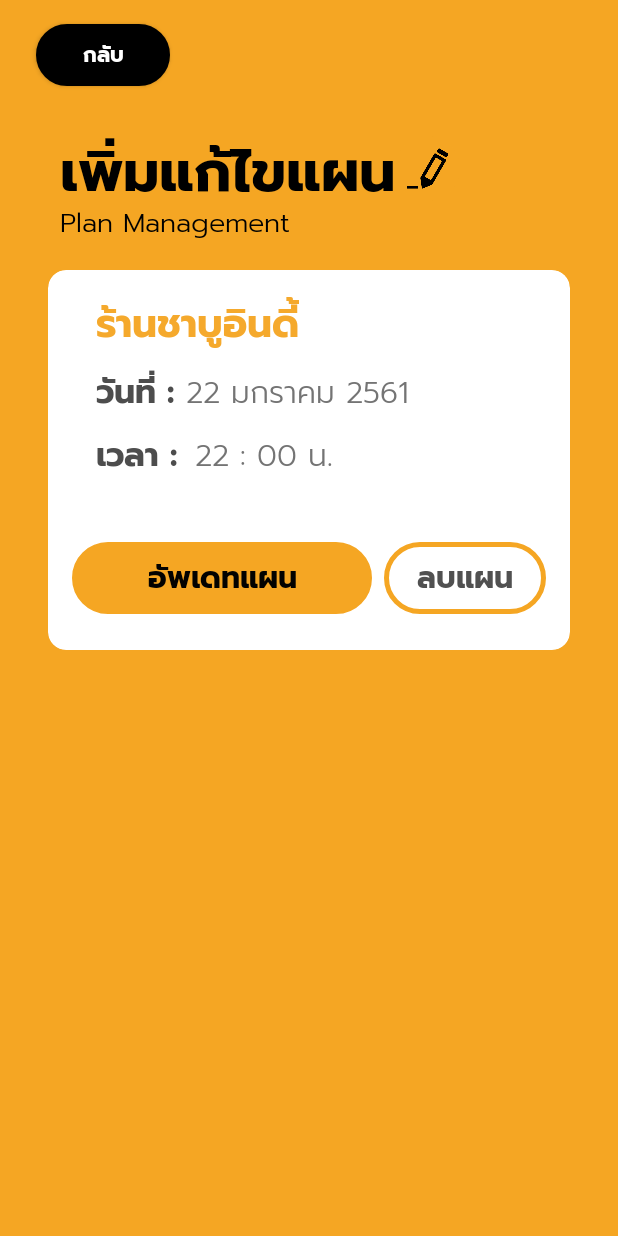
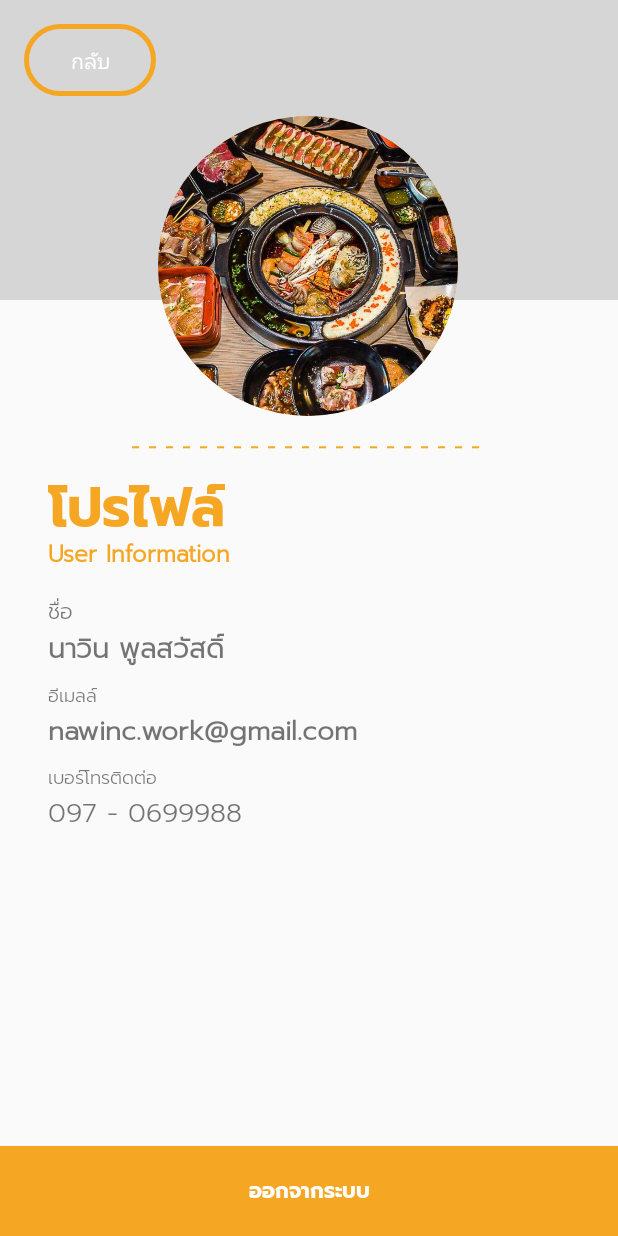
Before and after one commit to nawinest/Android-finalproject, an Android app: the screen it shows after launch (MainActivity), on a phone screen of 412 x 824 dp. Run offline under Robolectric (Android 15) with nearby library versions, the phone set to English and light mode, and no system bars; Roboto replaces fonts that are not available here.

Commit message:
finished profile.xml

```diff
--- a/FindBuffet/app/build.gradle
+++ b/FindBuffet/app/build.gradle
@@ -19,6 +19,7 @@ android {
 }
 
 dependencies {
+
     implementation fileTree(dir: 'libs', include: ['*.jar'])
     implementation 'com.android.support:appcompat-v7:28.0.0'
     implementation 'com.android.support.constraint:constraint-layout:1.1.3'
@@ -26,4 +27,5 @@ dependencies {
     androidTestImplementation 'com.android.support.test:runner:1.0.2'
     androidTestImplementation 'com.android.support.test.espresso:espresso-core:3.0.2'
     implementation 'com.android.support:cardview-v7:28.0.0'
+    implementation 'com.google.android.gms:play-services-maps:16.0.0'
 }
--- a/FindBuffet/app/src/main/java/com/nawinc27/mac/findbuffet/MainActivity.java
+++ b/FindBuffet/app/src/main/java/com/nawinc27/mac/findbuffet/MainActivity.java
@@ -15,7 +15,7 @@ public class MainActivity extends AppCompatActivity {
         if (savedInstanceState == null) {
             getSupportFragmentManager()
                     .beginTransaction()
-                    .replace(R.id.main_view, new EditPlanFragment())
+                    .replace(R.id.main_view, new ProfileFragment())
                     .addToBackStack(null)
                     .commit();
         }
--- /dev/null
+++ b/FindBuffet/app/src/main/java/com/nawinc27/mac/findbuffet/ProfileFragment.java
@@ -0,0 +1,28 @@
+package com.nawinc27.mac.findbuffet;
+
+import android.os.Build;
+import android.os.Bundle;
+import android.support.annotation.NonNull;
+import android.support.annotation.Nullable;
+import android.support.v4.app.Fragment;
+import android.view.LayoutInflater;
+import android.view.View;
+import android.view.ViewGroup;
+import android.widget.ImageView;
+
+public class ProfileFragment extends Fragment {
+    @Nullable
+    @Override
+    public View onCreateView(@NonNull LayoutInflater inflater, @Nullable ViewGroup container, @Nullable Bundle savedInstanceState) {
+        return inflater.inflate(R.layout.fragment_profile , container , false);
+    }
+
+    @Override
+    public void onActivityCreated(@Nullable Bundle savedInstanceState) {
+        super.onActivityCreated(savedInstanceState);
+        ImageView img_pro = (ImageView) getActivity().findViewById(R.id.img_profile);
+        if (Build.VERSION.SDK_INT >= Build.VERSION_CODES.LOLLIPOP) {
+            img_pro.setClipToOutline(true);
+        }
+    }
+}
--- /dev/null
+++ b/FindBuffet/app/src/main/res/drawable/round_outline_profile.xml
@@ -0,0 +1,7 @@
+<?xml version="1.0" encoding="utf-8"?>
+<shape xmlns:android="http://schemas.android.com/apk/res/android"
+    android:shape="rectangle">
+    <stroke android:width="10px" android:color="@color/colorPrimaryDark" />
+    <corners android:radius="200dp" />
+    ...
+</shape>
--- /dev/null
+++ b/FindBuffet/app/src/main/res/layout/fragment_profile.xml
@@ -0,0 +1,179 @@
+<?xml version="1.0" encoding="utf-8"?>
+<android.support.constraint.ConstraintLayout
+    xmlns:android="http://schemas.android.com/apk/res/android"
+    xmlns:app="http://schemas.android.com/apk/res-auto"
+    xmlns:tools="http://schemas.android.com/tools"
+    android:layout_width="match_parent"
+    android:layout_height="match_parent"
+    tools:context=".MainActivity">
+
+    <ImageView
+        android:id="@+id/profile_banner"
+        android:layout_width="0dp"
+        android:layout_height="200dp"
+        android:adjustViewBounds="true"
+        android:cropToPadding="true"
+        android:scaleType="centerCrop"
+        app:layout_constraintEnd_toEndOf="parent"
+        app:layout_constraintHorizontal_bias="0.0"
+        app:layout_constraintStart_toStartOf="parent"
+        app:layout_constraintTop_toTopOf="parent"
+        app:srcCompat="@drawable/bg_black_opa60" />
+
+    <ImageView
+        android:id="@+id/img_profile"
+        android:layout_width="200dp"
+        android:layout_height="200dp"
+        android:layout_marginTop="8dp"
+        android:layout_marginBottom="36dp"
+        android:adjustViewBounds="true"
+        android:background="@drawable/round_outline_profile"
+        android:cropToPadding="true"
+        android:scaleType="centerCrop"
+        app:layout_constraintBottom_toBottomOf="parent"
+        app:layout_constraintEnd_toEndOf="parent"
+        app:layout_constraintHorizontal_bias="0.498"
+        app:layout_constraintStart_toStartOf="parent"
+        app:layout_constraintTop_toTopOf="parent"
+        app:layout_constraintVertical_bias="0.120000005"
+        app:srcCompat="@drawable/buffet_1" />
+
+    <TextView
+        android:id="@+id/profile_textView"
+        android:layout_width="wrap_content"
+        android:layout_height="wrap_content"
+        android:layout_marginTop="80dp"
+        android:text="User Information"
+        android:textColor="@color/colorPrimaryDark"
+        android:textSize="15sp"
+        android:textStyle="bold"
+        app:fontFamily="@font/prompt_light"
+        app:layout_constraintStart_toStartOf="@+id/profile_textView3"
+        app:layout_constraintTop_toBottomOf="@+id/img_profile" />
+
+    <TextView
+        android:id="@+id/profile_textView6"
+        android:layout_width="wrap_content"
+        android:layout_height="wrap_content"
+        android:layout_marginStart="8dp"
+        android:layout_marginLeft="8dp"
+        android:layout_marginTop="10dp"
+        android:layout_marginEnd="8dp"
+        android:layout_marginRight="8dp"
+        android:text="- - - - - - - - - - - - - - - - - - - - - "
+        android:textColor="@color/colorPrimaryDark"
+        android:textSize="14sp"
+        android:textStyle="bold"
+        app:fontFamily="@font/prompt_light"
+        app:layout_constraintEnd_toEndOf="parent"
+        app:layout_constraintStart_toStartOf="parent"
+        app:layout_constraintTop_toBottomOf="@+id/img_profile" />
+
+    <TextView
+        android:id="@+id/profile_textView3"
+        android:layout_width="wrap_content"
+        android:layout_height="62dp"
+        android:layout_marginStart="32dp"
+        android:layout_marginLeft="32dp"
+        android:layout_marginTop="2dp"
+        android:text="โปรไฟล์"
+        android:textColor="@color/colorPrimaryDark"
+        android:textSize="36sp"
+        android:textStyle="bold"
+        app:fontFamily="@font/prompt_bold"
+        app:layout_constraintStart_toStartOf="parent"
+        app:layout_constraintTop_toBottomOf="@+id/profile_textView6" />
+
+    <TextView
+        android:id="@+id/profile_textView2"
+        android:layout_width="wrap_content"
+        android:layout_height="wrap_content"
+        android:layout_marginTop="16dp"
+        android:text="ชื่อ"
+        android:textSize="14sp"
+        app:fontFamily="@font/prompt_light"
+        app:layout_constraintStart_toStartOf="@+id/profile_textView"
+        app:layout_constraintTop_toBottomOf="@+id/profile_textView" />
+
+    <TextView
+        android:id="@+id/profile_name"
+        android:layout_width="wrap_content"
+        android:layout_height="wrap_content"
+        android:text="นาวิน พูลสวัสดิ์"
+        android:textSize="18sp"
+        android:textStyle="bold"
+        app:fontFamily="@font/prompt_light"
+        app:layout_constraintStart_toStartOf="@+id/profile_textView2"
+        app:layout_constraintTop_toBottomOf="@+id/profile_textView2" />
+
+    <TextView
+        android:id="@+id/profile_textView4"
+        android:layout_width="wrap_content"
+        android:layout_height="wrap_content"
+        android:layout_marginTop="8dp"
+        android:text="อีเมลล์"
+        android:textSize="12sp"
+        app:fontFamily="@font/prompt_light"
+        app:layout_constraintStart_toStartOf="@+id/profile_name"
+        app:layout_constraintTop_toBottomOf="@+id/profile_name" />
+
+    <TextView
+        android:id="@+id/profile_email"
+        android:layout_width="wrap_content"
+        android:layout_height="wrap_content"
+        android:text="nawinc.work@gmail.com"
+        android:textSize="18sp"
+        android:textStyle="bold"
+        app:fontFamily="@font/prompt_light"
+        app:layout_constraintStart_toStartOf="@+id/profile_textView4"
+        app:layout_constraintTop_toBottomOf="@+id/profile_textView4" />
+
+    <TextView
+        android:id="@+id/prifile_textview6"
+        android:layout_width="wrap_content"
+        android:layout_height="wrap_content"
+        android:layout_marginTop="8dp"
+        android:text="เบอร์โทรติดต่อ"
+        android:textSize="12sp"
+        app:fontFamily="@font/prompt_light"
+        app:layout_constraintStart_toStartOf="@+id/profile_email"
+        app:layout_constraintTop_toBottomOf="@+id/profile_email" />
+
+    <TextView
+        android:id="@+id/profile_phone_number"
+        android:layout_width="wrap_content"
+        android:layout_height="wrap_content"
+        android:text="097 - 0699988"
+        android:textSize="18sp"
+        app:fontFamily="@font/prompt_light"
+        app:layout_constraintStart_toStartOf="@+id/prifile_textview6"
+        app:layout_constraintTop_toBottomOf="@+id/prifile_textview6" />
+
+
+
+    <Button
+        android:id="@+id/profile_back_button"
+        android:layout_width="wrap_content"
+        android:layout_height="wrap_content"
+        android:textColor="@color/colorWhite"
+        android:layout_marginStart="16dp"
+        android:layout_marginLeft="16dp"
+        android:layout_marginTop="16dp"
+        android:background="@drawable/radius_border_yellow_solid"
+        android:text="กลับ"
+        app:layout_constraintStart_toStartOf="parent"
+        app:layout_constraintTop_toTopOf="parent" />
+
+    <Button
+        android:id="@+id/profile_signout_button"
+        android:layout_width="0dp"
+        android:layout_height="60dp"
+        android:background="@color/colorPrimaryDark"
+        android:fontFamily="@font/prompt_bold"
+        android:text="ออกจากระบบ"
+        android:textColor="@color/colorWhite"
+        app:layout_constraintBottom_toBottomOf="parent"
+        app:layout_constraintEnd_toEndOf="parent"
+        app:layout_constraintStart_toStartOf="parent" />
+
+</android.support.constraint.ConstraintLayout>
--- a/FindBuffet/app/src/main/res/layout/fragment_restuarant.xml
+++ b/FindBuffet/app/src/main/res/layout/fragment_restuarant.xml
@@ -82,7 +82,7 @@
         app:layout_constraintBottom_toBottomOf="parent"
         app:layout_constraintEnd_toEndOf="@+id/linearLayout"
         app:layout_constraintStart_toStartOf="@+id/linearLayout"
-        app:layout_constraintTop_toBottomOf="@+id/back_btn_restuarant"
+        app:layout_constraintTop_toBottomOf="@+id/back_btn_map"
         app:layout_constraintVertical_bias="0.060000002"
         app:srcCompat="@drawable/buffet_1" />
 
--- a/FindBuffet/app/src/main/res/values/colors.xml
+++ b/FindBuffet/app/src/main/res/values/colors.xml
@@ -1,6 +1,6 @@
 <?xml version="1.0" encoding="utf-8"?>
 <resources>
-    <color name="colorPrimary">#3F51B5</color>
+    <color name="colorPrimary">#3f51b5</color>
     <color name="colorPrimaryDark">#f5a623</color>
     <color name="colorAccent">#FF4081</color>
     <color name="colorBackgroundWhiteGrey">#F0F0F0</color>
```
Also changed, not shown: FindBuffet/app/src/main/java/com/nawinc27/mac/findbuffet/MapFragment.java (added, +23 -0 lines), FindBuffet/app/src/main/res/drawable/radius_map.xml (added, +10 -0 lines), FindBuffet/app/src/main/res/layout/fragment_map.xml (added, +108 -0 lines), FindBuffet/app/src/main/res/drawable/profile_image.jpg (added).
